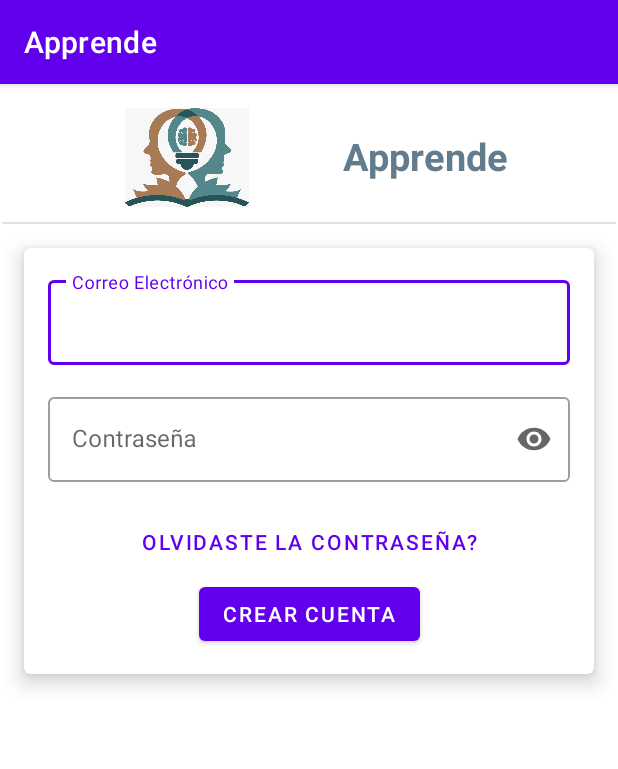
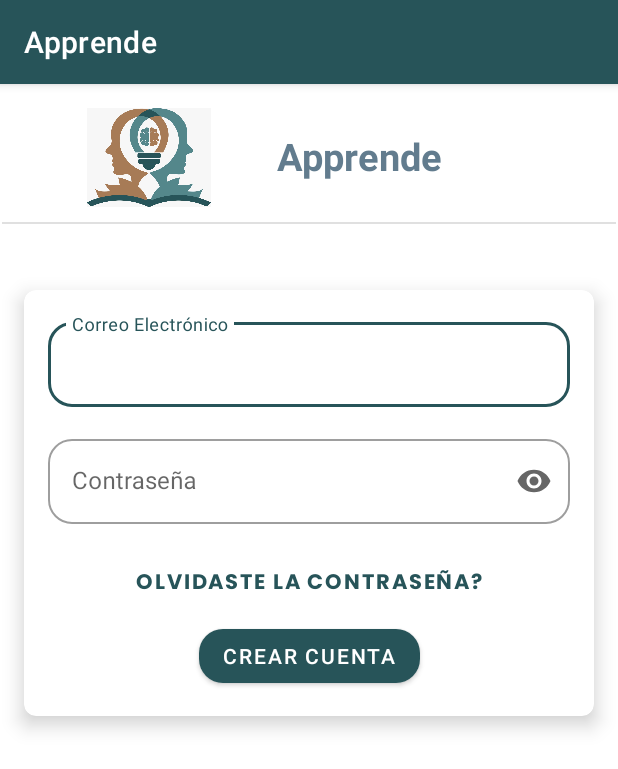
Before and after one commit to Grupo12Ciclo4B/RepoC124B, an Android app: the LoginActivity screen opened directly, with no data from a screen before it, on a phone screen of 412 x 824 dp. Shown: the top 769 px of the screen. Run offline under Robolectric (Android 15) with nearby library versions, the phone set to English and light mode, and no system bars.

Commit message:
Ajuste tema Apprende

```diff
--- a/app/src/main/java/com/example/apprende4bg12/SplashActivity.kt
+++ b/app/src/main/java/com/example/apprende4bg12/SplashActivity.kt
@@ -38,6 +38,7 @@ class SplashActivity : AppCompatActivity() {
             override fun onAnimationEnd(animation: Animator?) {
                 val intent = Intent(applicationContext, LoginActivity::class.java)
                 startActivity(intent)
+                finish()
             }
 
             override fun onAnimationCancel(animation: Animator?) {
--- a/app/src/main/res/layout/activity_login.xml
+++ b/app/src/main/res/layout/activity_login.xml
@@ -20,7 +20,7 @@
         android:id="@+id/textView3"
         android:layout_width="119dp"
         android:layout_height="37dp"
-        android:layout_marginEnd="64dp"
+        android:layout_marginEnd="108dp"
         android:text="Apprende"
         android:textColor="#627C8E"
         android:textSize="25sp"
--- a/app/src/main/res/layout/activity_signup.xml
+++ b/app/src/main/res/layout/activity_signup.xml
@@ -66,7 +66,7 @@
         android:layout_marginStart="32dp"
         android:layout_marginEnd="32dp"
         android:layout_marginBottom="25dp"
-        android:background="#BFACB7"
+        android:background="@color/primaryVariant"
         android:ems="10"
         android:hint="Insert Emal"
         android:inputType="textEmailAddress"
@@ -83,7 +83,7 @@
         android:layout_marginStart="32dp"
         android:layout_marginEnd="32dp"
         android:layout_marginBottom="25dp"
-        android:background="#BFACB7"
+        android:background="@color/primaryVariant"
         android:ems="10"
         android:hint="Name"
         android:inputType="textEmailAddress"
@@ -100,7 +100,7 @@
         android:layout_marginStart="32dp"
         android:layout_marginEnd="32dp"
         android:layout_marginBottom="25dp"
-        android:background="#BFACB7"
+        android:background="@color/primaryVariant"
         android:ems="10"
         android:hint="Repeat Password"
         android:inputType="textPassword"
@@ -116,15 +116,15 @@
         android:layout_height="50sp"
         android:layout_marginStart="32dp"
         android:layout_marginEnd="32dp"
-        android:layout_marginBottom="25dp"
-        android:background="#BFACB7"
+        android:layout_marginBottom="20dp"
+        android:background="@color/primaryVariant"
         android:ems="10"
         android:hint="Insert Password"
         android:inputType="textPassword"
         android:textAlignment="center"
         app:layout_constraintBottom_toTopOf="@+id/editTextTextPassword"
         app:layout_constraintEnd_toEndOf="parent"
-        app:layout_constraintHorizontal_bias="1.0"
+        app:layout_constraintHorizontal_bias="0.0"
         app:layout_constraintStart_toStartOf="parent" />
 
     <Button
@@ -134,7 +134,6 @@
         android:layout_marginStart="32dp"
         android:layout_marginEnd="32dp"
         android:layout_marginBottom="30dp"
-        android:backgroundTint="#627C8E"
         android:text="Submit"
         android:textAllCaps="true"
         android:textSize="18sp"
--- a/app/src/main/res/layout/fragment_login.xml
+++ b/app/src/main/res/layout/fragment_login.xml
@@ -8,13 +8,13 @@
 
     <com.google.android.material.card.MaterialCardView
         android:layout_width="0dp"
+        android:layout_height="wrap_content"
+        android:layout_marginHorizontal="@dimen/default_margin"
+        android:layout_marginTop="44dp"
+        app:cardElevation="@dimen/card_elevation"
         app:layout_constraintEnd_toEndOf="parent"
         app:layout_constraintStart_toStartOf="parent"
-        app:layout_constraintTop_toTopOf="parent"
-        android:layout_marginTop="@dimen/default_margin"
-        android:layout_marginHorizontal="@dimen/default_margin"
-        android:layout_height="wrap_content"
-        app:cardElevation="@dimen/card_elevation">
+        app:layout_constraintTop_toTopOf="parent">
 
         <androidx.constraintlayout.widget.ConstraintLayout
             android:layout_width="match_parent"
@@ -23,44 +23,42 @@
 
             <com.google.android.material.textfield.TextInputLayout
                 android:id="@+id/login_email_layout"
+                style="@style/Widget.MaterialComponents.TextInputLayout.OutlinedBox"
                 android:layout_width="0dp"
                 android:layout_height="wrap_content"
-                app:layout_constraintTop_toTopOf="parent"
-                app:layout_constraintStart_toStartOf="parent"
+                android:hint="@string/in_email"
                 app:layout_constraintEnd_toEndOf="parent"
 
-                android:hint="@string/in_email"
-                style="@style/Widget.MaterialComponents.TextInputLayout.OutlinedBox">
+                app:layout_constraintStart_toStartOf="parent"
+                app:layout_constraintTop_toTopOf="parent">
 
                 <com.google.android.material.textfield.TextInputEditText
                     android:id="@+id/login_email"
-                    android:inputType="textEmailAddress"
                     android:layout_width="match_parent"
                     android:layout_height="wrap_content"
-                    />
+                    android:inputType="textEmailAddress" />
 
             </com.google.android.material.textfield.TextInputLayout>
 
 
             <com.google.android.material.textfield.TextInputLayout
                 android:id="@+id/login_password_layout"
+                style="@style/Widget.MaterialComponents.TextInputLayout.OutlinedBox"
                 android:layout_width="0dp"
                 android:layout_height="wrap_content"
-                app:layout_constraintTop_toBottomOf="@id/login_email_layout"
-                app:layout_constraintStart_toStartOf="parent"
-                app:layout_constraintEnd_toEndOf="parent"
                 android:layout_marginVertical="@dimen/default_margin"
-
                 android:hint="@string/password"
                 app:endIconMode="password_toggle"
-                style="@style/Widget.MaterialComponents.TextInputLayout.OutlinedBox">
+
+                app:layout_constraintEnd_toEndOf="parent"
+                app:layout_constraintStart_toStartOf="parent"
+                app:layout_constraintTop_toBottomOf="@id/login_email_layout">
 
                 <com.google.android.material.textfield.TextInputEditText
                     android:id="@+id/login_password"
-                    android:inputType="textPassword"
                     android:layout_width="match_parent"
                     android:layout_height="wrap_content"
-                    />
+                    android:inputType="textPassword" />
 
             </com.google.android.material.textfield.TextInputLayout>
 
@@ -70,6 +68,7 @@
                 android:layout_width="wrap_content"
                 android:layout_height="wrap_content"
                 android:layout_marginVertical="@dimen/default_margin"
+                android:fontFamily="@font/poppins_bold"
                 android:text="Olvidaste la contraseña?"
                 app:layout_constraintEnd_toEndOf="parent"
                 app:layout_constraintStart_toStartOf="parent"
--- a/app/src/main/res/layout/reset_password.xml
+++ b/app/src/main/res/layout/reset_password.xml
@@ -86,7 +86,6 @@
         android:layout_marginStart="32dp"
         android:layout_marginEnd="32dp"
         android:layout_marginBottom="60dp"
-        android:backgroundTint="#627C8E"
         android:text="Send recover code"
         android:textAllCaps="true"
         android:textSize="18sp"
@@ -100,8 +99,8 @@
         android:id="@+id/backlogin"
         android:layout_width="wrap_content"
         android:layout_height="wrap_content"
-        android:layout_marginEnd="69dp"
-        android:layout_marginBottom="200dp"
+        android:layout_marginEnd="32dp"
+        android:layout_marginBottom="208dp"
         android:background="@android:color/transparent"
         android:text="Log In"
         android:textAllCaps="false"
@@ -121,7 +120,9 @@
         android:textSize="18sp"
         app:layout_constraintBottom_toBottomOf="@+id/backlogin"
         app:layout_constraintEnd_toStartOf="@+id/backlogin"
+        app:layout_constraintHorizontal_bias="1.0"
         app:layout_constraintStart_toStartOf="parent"
-        app:layout_constraintTop_toTopOf="@+id/backlogin" />
+        app:layout_constraintTop_toTopOf="@+id/backlogin"
+        app:layout_constraintVertical_bias="0.541" />
 
 </androidx.constraintlayout.widget.ConstraintLayout>
--- a/app/src/main/res/values-night/themes.xml
+++ b/app/src/main/res/values-night/themes.xml
@@ -2,12 +2,12 @@
 <!-- Base application theme. -->
 <style name="Theme.Apprende4BG12" parent="Theme.MaterialComponents.DayNight.DarkActionBar">
     <!-- Primary brand color. -->
-        <item name="colorPrimary">@color/purple_200</item>
-        <item name="colorPrimaryVariant">@color/purple_700</item>
+    <item name="colorPrimary">@color/primary</item>
+    <item name="colorPrimaryVariant">@color/primaryVariant</item>
     <item name="colorOnPrimary">@color/black</item>
     <!-- Secondary brand color. -->
-        <item name="colorSecondary">@color/teal_200</item>
-        <item name="colorSecondaryVariant">@color/teal_200</item>
+    <item name="colorSecondary">@color/secondary</item>
+    <item name="colorSecondaryVariant">@color/secondaryVariant</item>
     <item name="colorOnSecondary">@color/black</item>
     <!-- Status bar color. -->
     <item name="android:statusBarColor" tools:targetApi="l">?attr/colorPrimaryVariant</item>
--- a/app/src/main/res/values/colors.xml
+++ b/app/src/main/res/values/colors.xml
@@ -1,10 +1,13 @@
 <?xml version="1.0" encoding="utf-8"?>
 <resources>
-    <color name="purple_200">#FFBB86FC</color>
-    <color name="purple_500">#FF6200EE</color>
-    <color name="purple_700">#FF3700B3</color>
-    <color name="teal_200">#FF03DAC5</color>
-    <color name="teal_700">#FF018786</color>
-    <color name="black">#FF000000</color>
-    <color name="white">#FFFFFFFF</color>
+        <color name="primary">#275459</color>
+        <color name="primaryVariant">#54878C</color>
+        <color name="primaryLight">#99BBBF</color>
+        <color name="secondary">#A67B56</color>
+        <color name="secondaryVariant">#0D0D0D</color>
+        <color name="error">#CC0808</color>
+        <color name="secondaryText">#252424</color>
+        <color name="primaryText">#FFFFFFFF</color>
+        <color name="black">#FF000000</color>
+        <color name="white">#FFFFFFFF</color>
 </resources>
--- a/app/src/main/res/values/dimens.xml
+++ b/app/src/main/res/values/dimens.xml
@@ -2,4 +2,8 @@
     <dimen name="fab_margin">16dp</dimen>
     <dimen name="default_margin">16dp</dimen>
     <dimen name="card_elevation">8dp</dimen>
+    <dimen name="corner_size">16dp</dimen>
+    <dimen name="corner_size_md">8dp</dimen>
+    <dimen name="corner_size_lg">4dp</dimen>
+    <dimen name="button_text_size">12sp</dimen>
 </resources>
--- a/app/src/main/res/values/themes.xml
+++ b/app/src/main/res/values/themes.xml
@@ -2,13 +2,23 @@
 <!-- Base application theme. -->
 <style name="Theme.Apprende4BG12" parent="Theme.MaterialComponents.DayNight.DarkActionBar">
     <!-- Primary brand color. -->
-        <item name="colorPrimary">@color/purple_500</item>
-        <item name="colorPrimaryVariant">@color/purple_700</item>
+    <item name="colorPrimary">@color/primary</item>
+    <item name="colorPrimaryVariant">@color/primaryVariant</item>
     <item name="colorOnPrimary">@color/white</item>
     <!-- Secondary brand color. -->
-        <item name="colorSecondary">@color/teal_200</item>
-        <item name="colorSecondaryVariant">@color/teal_700</item>
-        <item name="colorOnSecondary">@color/black</item>
+    <item name="colorSecondary">@color/secondary</item>
+    <item name="colorSecondaryVariant">@color/secondaryVariant</item>
+    <item name="colorOnSecondary">@color/secondaryText</item>
+
+    <item name="colorError">@color/error</item>
+    <item name="colorOnError">@color/error</item>
+
+    <item name="backgroundColor">@color/white</item>
+    <item name="colorOnBackground">@color/black</item>
+
+    <item name="shapeAppearanceSmallComponent">@style/shapedAppearance.Mintic.SmallComponent</item>
+    <item name="shapeAppearanceMediumComponent">@style/shapedAppearance.Mintic.MediumComponent</item>
+    <item name="shapeAppearanceLargeComponent">@style/shapedAppearance.Mintic.LargeComponent</item>
     <!-- Status bar color. -->
     <item name="android:statusBarColor" tools:targetApi="l">?attr/colorPrimaryVariant</item>
     <!-- Customize your theme here. -->
@@ -19,6 +29,26 @@
     <item name="windowNoTitle">true</item>
 </style>
 
+<style name="shapedAppearance.Mintic.SmallComponent" parent="ShapeAppearance.MaterialComponents.SmallComponent">
+    <item name="cornerFamily">rounded</item>
+    <item name="cornerSize">@dimen/corner_size</item>
+</style>
+
+<style name="shapedAppearance.Mintic.MediumComponent" parent="ShapeAppearance.MaterialComponents.MediumComponent">
+    <item name="cornerFamily">rounded</item>
+    <item name="cornerSize">@dimen/corner_size_md</item>
+</style>
+
+<style name="shapedAppearance.Mintic.LargeComponent" parent="ShapeAppearance.MaterialComponents.LargeComponent">
+    <item name="cornerFamily">rounded</item>
+    <item name="cornerSize">@dimen/corner_size_lg</item>
+</style>
+
+<style name="Button.Mintic" parent="TextAppearance.MaterialComponents.Button">
+    <item name="fontFamily">@font/poppins_bold</item>
+    <item name="android:textSize">@dimen/button_text_size</item>
+</style>
+
 <style name="Theme.Apprende4BG12.AppBarOverlay" parent="ThemeOverlay.AppCompat.Dark.ActionBar" />
 
 <style name="Theme.Apprende4BG12.PopupOverlay" parent="ThemeOverlay.AppCompat.Light" />
```
Also changed, not shown: app/src/main/res/font/poppins.ttf (added), app/src/main/res/font/poppins_bold.ttf (added). Lines whose indentation alone changed are shown as unchanged.
